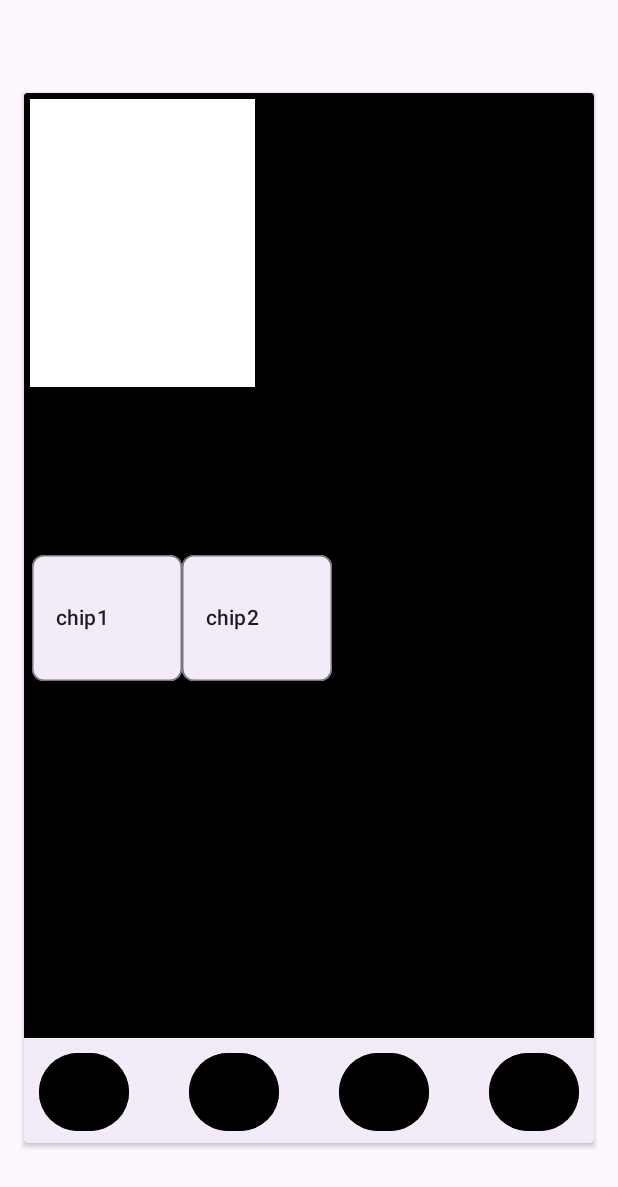
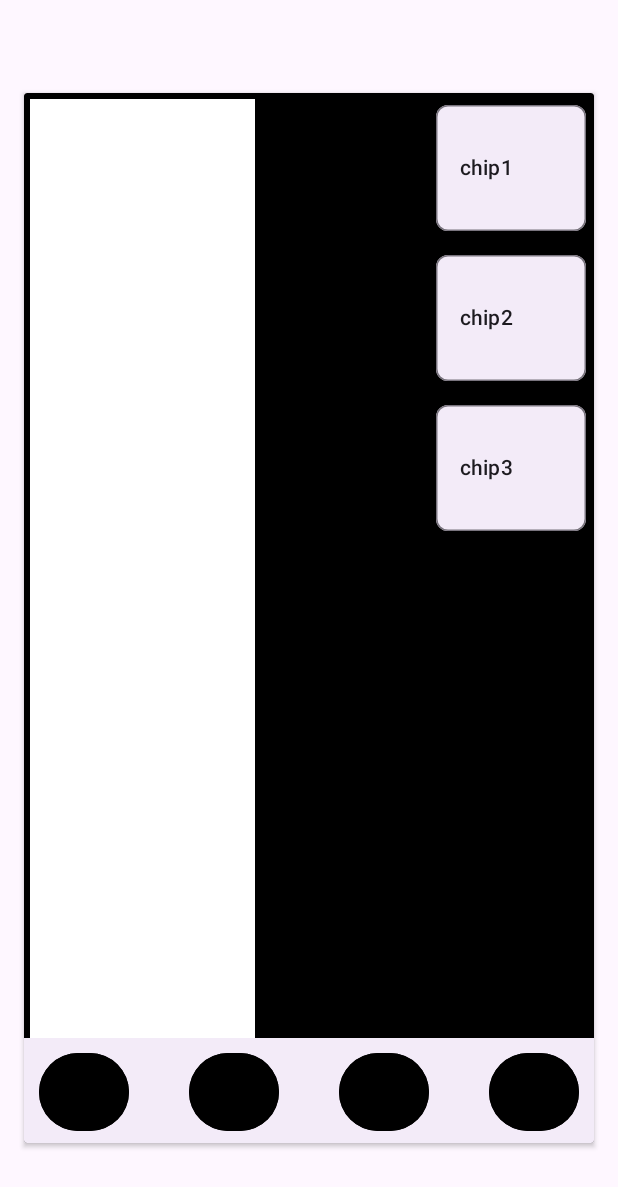
Before and after one commit to Guillermo-Leal/Placement, an Android app: the MainActivity2 screen opened directly, with no data from a screen before it, on a phone screen of 412 x 824 dp. Shown: the top 1187 px of the screen. Run offline under Robolectric (Android 15) with nearby library versions, the phone set to English and light mode, and no system bars.

Commit message:
modifications to activity_main2

```diff
--- a/app/src/main/res/layout/activity_main2.xml
+++ b/app/src/main/res/layout/activity_main2.xml
@@ -19,10 +19,11 @@
 
         <ListView
             android:layout_width="150dp"
-            android:layout_height="192dp"
+            android:layout_height="match_parent"
             android:background="@color/white"
             android:layout_marginHorizontal="4dp"
             android:layout_marginVertical="4dp"
+
             />
         <com.google.android.material.navigationrail.NavigationRailView
             android:layout_width="match_parent"
@@ -55,6 +56,11 @@
                 android:backgroundTint="@color/black"
                 />
         </com.google.android.material.navigationrail.NavigationRailView>
+        <LinearLayout
+            android:layout_width="wrap_content"
+            android:layout_height="wrap_content"
+            android:orientation="vertical"
+            android:layout_gravity="right">
         <com.google.android.material.chip.Chip
         android:layout_width="100dp"
         android:layout_height="100dp"
@@ -67,9 +73,16 @@
             android:layout_height="100dp"
             android:layout_gravity="center_vertical"
             android:text="chip2"
-            android:layout_marginHorizontal="105dp"
+            android:layout_marginHorizontal="5dp"
             />
-
+            <com.google.android.material.chip.Chip
+                android:layout_width="100dp"
+                android:layout_height="100dp"
+                android:layout_gravity="center_vertical"
+                android:text="chip3"
+                android:layout_marginHorizontal="5dp"
+                />
+        </LinearLayout>
     </androidx.cardview.widget.CardView>
 
 </androidx.constraintlayout.widget.ConstraintLayout>
```
